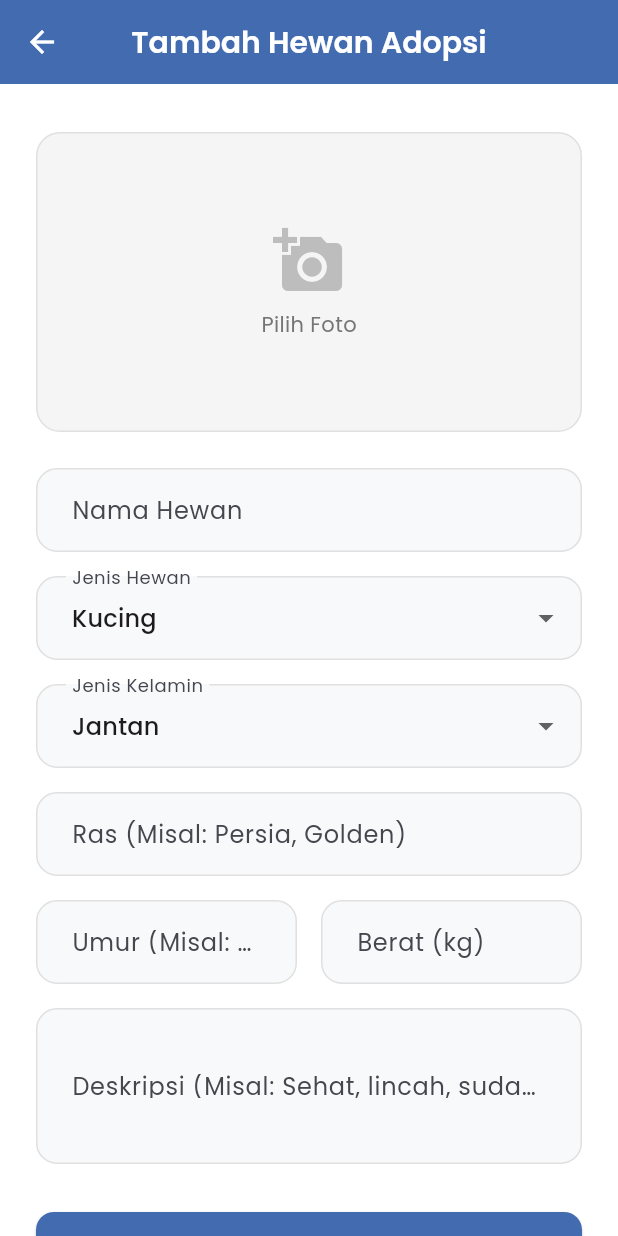
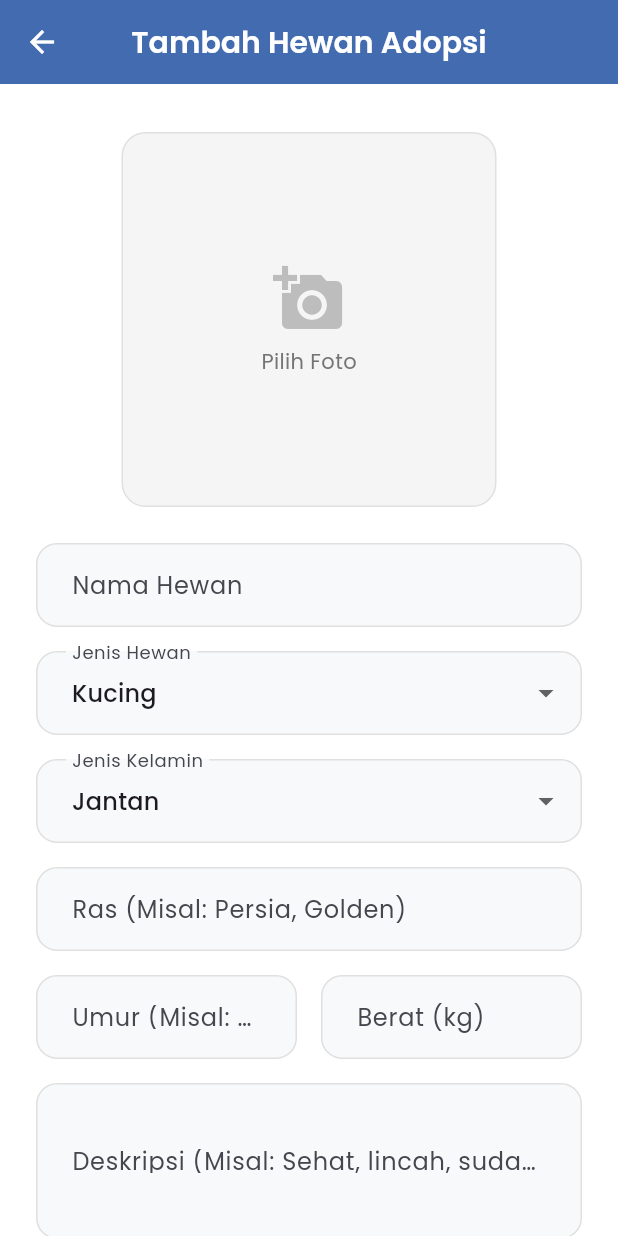
Before and after one commit to PraNAtaP/PetShopApp, a Flutter app: the AdminAddAnimalScreen screen opened directly, on a phone screen of 412 x 824 dp. Run offline on Flutter 3.47's test engine with Material 3 defaults, Android fonts, the phone set to English and light mode, and no system bars; our stand-ins replace audioplayers, cached_network_image, cloud_firestore, firebase_auth, firebase_core, firebase_messaging and 14 more; missing offline and left inert: crop_your_image, dart:html, gal, osm_search_and_pick, universal_html; accounts and stored records are empty; generated files the repository leaves out were written again.

Commit message:
ui: adjust image picker dimensions and center container in admin screens

```diff
--- a/lib/ui/admin/adoption/admin_add_animal_screen.dart
+++ b/lib/ui/admin/adoption/admin_add_animal_screen.dart
@@ -159,10 +159,12 @@ class _AdminAddAnimalScreenState extends State<AdminAddAnimalScreen> {
                     child: Column(
                       crossAxisAlignment: CrossAxisAlignment.stretch,
                       children: [
-                        GestureDetector(
+                        Center(
+                          child: GestureDetector(
                             onTap: _pickImage,
                             child: Container(
-                            height: 200,
+                              height: 250,
+                              width: 250,
                               decoration: BoxDecoration(
                                 color: Colors.grey.shade100,
                                 borderRadius: BorderRadius.circular(16),
@@ -187,6 +189,7 @@ class _AdminAddAnimalScreenState extends State<AdminAddAnimalScreen> {
                                           style: TextStyle(color: Colors.grey.shade600),
                                         ),
                                       ],
+                                    ),
                             ),
                           ),
                         ),
```
Also changed, not shown: lib/ui/admin/adoption/admin_edit_animal_screen.dart (+5 -2 lines). Lines whose indentation alone changed are shown as unchanged.
